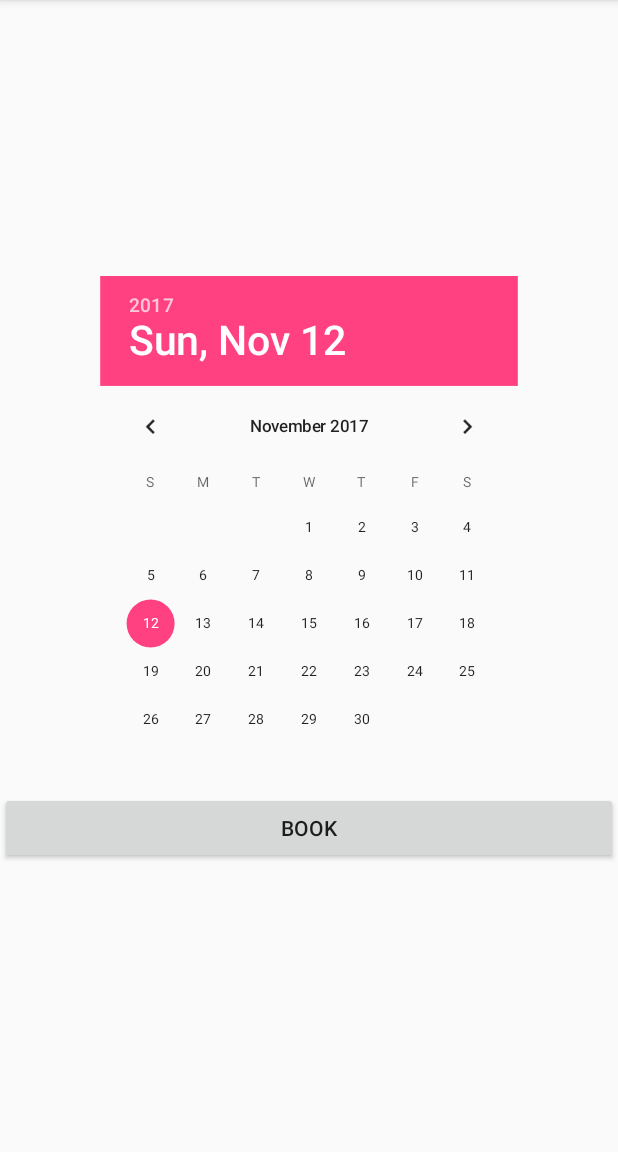
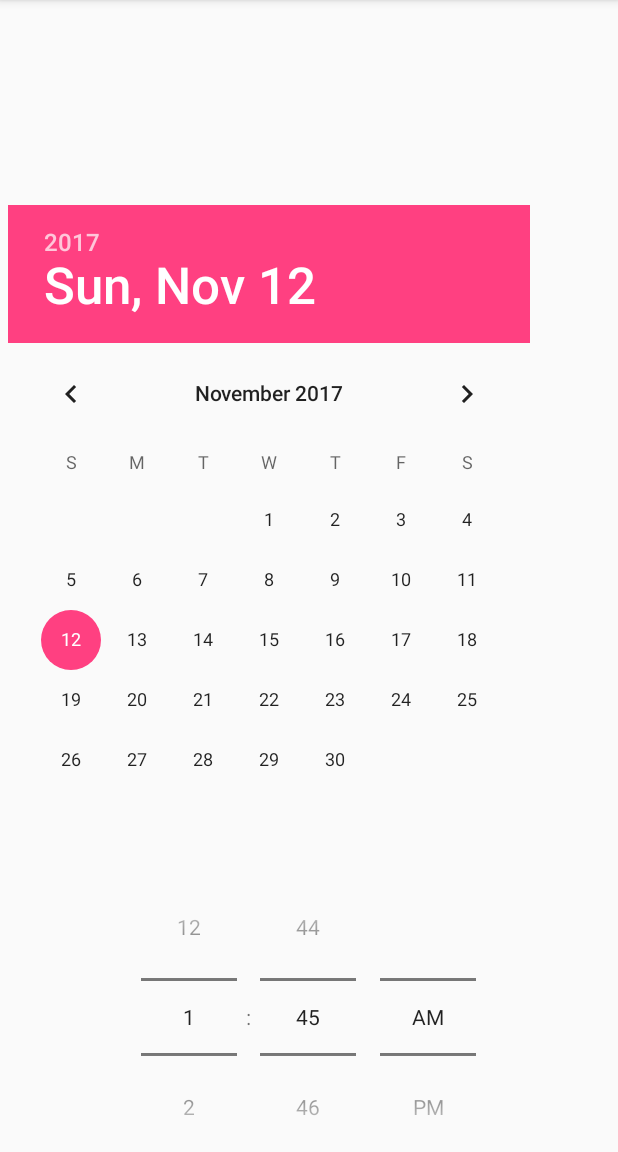
Before and after one commit to maximbircu/tennismate, an Android app: the CourtInfoActivity screen opened directly, with no data from a screen before it, on a phone screen of 412 x 824 dp, the part 84-1236 px from its top. Run offline under Robolectric (Android 15) with nearby library versions, the phone set to English and light mode, and no system bars; our stand-ins replace ButterKnife.

Commit message:
Random commit

```diff
--- a/app/src/main/AndroidManifest.xml
+++ b/app/src/main/AndroidManifest.xml
@@ -13,7 +13,7 @@
         android:theme="@style/AppTheme.NoActionBar">
 
         <activity
-            android:name=".ui.activities.CourtListActivity">
+            android:name=".ui.activities.SplashActivity">
             <!--android:theme="@style/SplashTheme">-->
 
             <intent-filter>
--- a/app/src/main/java/com/example/hackintosh/tennismate/ui/presenters/SplashPresenter.java
+++ b/app/src/main/java/com/example/hackintosh/tennismate/ui/presenters/SplashPresenter.java
@@ -14,6 +14,6 @@ public class SplashPresenter extends BasePresenter<SplashView> {
 
     public SplashPresenter(Navigator navigator) {
         super(navigator);
-        navigator.openPartnerFinderActivity();
+        navigator.openLoginActivity();
     }
 }
--- a/app/src/main/res/layout/activity_court_info.xml
+++ b/app/src/main/res/layout/activity_court_info.xml
@@ -5,6 +5,15 @@
     xmlns:tools="http://schemas.android.com/tools"
     android:layout_width="match_parent"
     android:layout_height="match_parent">
+
+    <ScrollView
+        android:layout_width="match_parent"
+        android:layout_height="wrap_content">
+
+        <LinearLayout
+            android:layout_width="match_parent"
+            android:layout_height="wrap_content"
+            android:orientation="vertical">
 
             <LinearLayout
                 android:id="@+id/linearLayout2"
@@ -31,20 +40,28 @@
 
             <DatePicker
                 android:id="@+id/datePicker"
-        android:layout_width="wrap_content"
+                android:layout_width="match_parent"
                 android:layout_height="wrap_content"
-        android:layout_below="@+id/linearLayout2"
-        android:layout_centerHorizontal="true"
-        android:padding="5dp"
-        android:scaleX="0.8"
-        android:scaleY="0.8"/>
+                android:padding="5dp"/>
+
+            <TimePicker
+                android:layout_width="match_parent"
+                android:layout_height="wrap_content"
+                android:id="@+id/timePicker"
+                android:timePickerMode="spinner">
+            </TimePicker>
 
             <Button
                 android:layout_width="match_parent"
                 android:layout_height="wrap_content"
                 android:id="@+id/bookCourt"
-        android:layout_alignBottom="@+id/datePicker"
+                android:layout_below="@+id/datePicker"
                 android:text = "Book"/>
+        </LinearLayout>
+
+
+    </ScrollView>
+
 
 
 </RelativeLayout>
```
Also changed, not shown: app/src/main/java/com/example/hackintosh/tennismate/ui/activities/CourtListActivity.java (+11 -15 lines), app/src/main/java/com/example/hackintosh/tennismate/ui/adapters/RecyclerViewAdapter.java (+12 -11 lines). Lines whose indentation alone changed are shown as unchanged.
